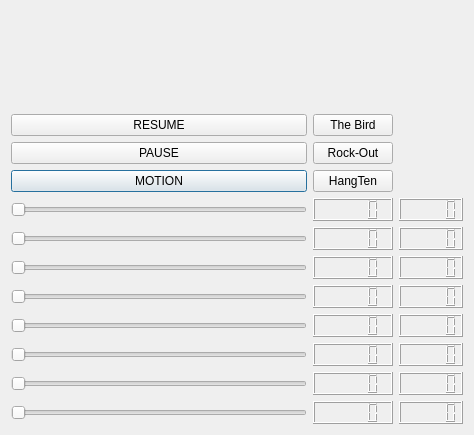
LeeRedden/bracchium, file code/handgui/src/CMakeQt.ui: the form before one commit.
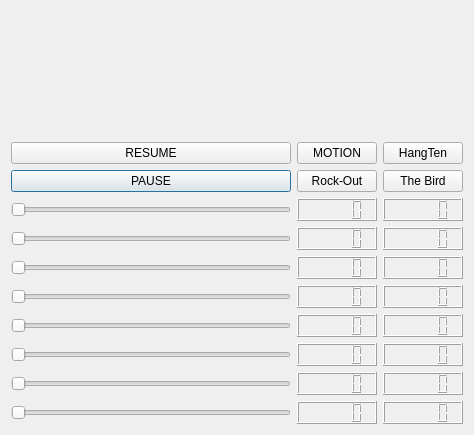
The form after the commit.

Commit message: moved some of the UI buttons around

Diff of the .ui file:
```diff
--- a/code/handgui/src/CMakeQt.ui
+++ b/code/handgui/src/CMakeQt.ui
@@ -14,48 +14,48 @@
    <string>CMakeQt</string>
   </property>
   <layout class="QGridLayout" name="gridLayout">
-   <item row="12" column="1">
+   <item row="13" column="1">
     <widget class="QSlider" name="horizontalSlider2">
      <property name="orientation">
       <enum>Qt::Horizontal</enum>
      </property>
     </widget>
    </item>
-   <item row="11" column="1">
+   <item row="12" column="1">
     <widget class="QSlider" name="horizontalSlider3">
      <property name="orientation">
       <enum>Qt::Horizontal</enum>
      </property>
     </widget>
    </item>
-   <item row="10" column="1">
+   <item row="11" column="1">
     <widget class="QSlider" name="horizontalSlider4">
      <property name="orientation">
       <enum>Qt::Horizontal</enum>
      </property>
     </widget>
    </item>
-   <item row="14" column="2">
+   <item row="15" column="2">
     <widget class="QLCDNumber" name="lcd0_0"/>
    </item>
-   <item row="9" column="1">
+   <item row="10" column="1">
     <widget class="QSlider" name="horizontalSlider5">
      <property name="orientation">
       <enum>Qt::Horizontal</enum>
      </property>
     </widget>
    </item>
-   <item row="13" column="2">
+   <item row="14" column="2">
     <widget class="QLCDNumber" name="lcd1_0"/>
    </item>
-   <item row="7" column="1">
+   <item row="8" column="1">
     <widget class="QSlider" name="horizontalSlider7">
      <property name="orientation">
       <enum>Qt::Horizontal</enum>
      </property>
     </widget>
    </item>
-   <item row="13" column="1">
+   <item row="14" column="1">
     <widget class="QSlider" name="horizontalSlider1">
      <property name="orientation">
       <enum>Qt::Horizontal</enum>
@@ -69,104 +69,104 @@
      </property>
     </widget>
    </item>
-   <item row="14" column="1">
+   <item row="15" column="1">
     <widget class="QSlider" name="horizontalSlider0">
      <property name="orientation">
       <enum>Qt::Horizontal</enum>
      </property>
     </widget>
    </item>
-   <item row="14" column="3">
+   <item row="15" column="3">
     <widget class="QLCDNumber" name="lcd0_1"/>
    </item>
-   <item row="8" column="1">
+   <item row="9" column="1">
     <widget class="QSlider" name="horizontalSlider6">
      <property name="orientation">
       <enum>Qt::Horizontal</enum>
      </property>
     </widget>
    </item>
-   <item row="11" column="3">
+   <item row="12" column="3">
     <widget class="QLCDNumber" name="lcd3_1"/>
    </item>
-   <item row="13" column="3">
+   <item row="14" column="3">
     <widget class="QLCDNumber" name="lcd1_1"/>
    </item>
    <item row="12" column="2">
+    <widget class="QLCDNumber" name="lcd3_0"/>
+   </item>
+   <item row="13" column="2">
     <widget class="QLCDNumber" name="lcd2_0"/>
    </item>
-   <item row="12" column="3">
+   <item row="13" column="3">
     <widget class="QLCDNumber" name="lcd2_1"/>
    </item>
    <item row="11" column="2">
-    <widget class="QLCDNumber" name="lcd3_0"/>
-   </item>
-   <item row="10" column="2">
     <widget class="QLCDNumber" name="lcd4_0"/>
    </item>
-   <item row="10" column="3">
+   <item row="11" column="3">
     <widget class="QLCDNumber" name="lcd4_1"/>
    </item>
-   <item row="9" column="2">
+   <item row="10" column="2">
     <widget class="QLCDNumber" name="lcd5_0"/>
    </item>
-   <item row="9" column="3">
+   <item row="10" column="3">
     <widget class="QLCDNumber" name="lcd5_1"/>
    </item>
-   <item row="8" column="2">
+   <item row="9" column="2">
     <widget class="QLCDNumber" name="lcd6_0"/>
    </item>
-   <item row="8" column="3">
+   <item row="9" column="3">
     <widget class="QLCDNumber" name="lcd6_1"/>
    </item>
-   <item row="7" column="2">
+   <item row="8" column="2">
     <widget class="QLCDNumber" name="lcd7_0"/>
    </item>
-   <item row="7" column="3">
+   <item row="8" column="3">
     <widget class="QLCDNumber" name="lcd7_1"/>
    </item>
-   <item row="6" column="1">
-    <widget class="QPushButton" name="motionButton">
-     <property name="text">
-      <string>MOTION</string>
-     </property>
-    </widget>
-   </item>
-   <item row="3" column="1">
+   <item row="4" column="1">
     <widget class="QPushButton" name="pauseButton">
      <property name="text">
       <string>PAUSE</string>
      </property>
     </widget>
    </item>
-   <item row="2" column="1">
+   <item row="3" column="1">
     <widget class="QPushButton" name="resumeButton">
      <property name="text">
       <string>RESUME</string>
      </property>
     </widget>
    </item>
-   <item row="3" column="2">
+   <item row="4" column="2">
     <widget class="QPushButton" name="rockoutButton">
      <property name="text">
       <string>Rock-Out</string>
      </property>
     </widget>
    </item>
-   <item row="6" column="2">
+   <item row="3" column="3">
     <widget class="QPushButton" name="hangtenButton">
      <property name="text">
       <string>HangTen</string>
      </property>
     </widget>
    </item>
-   <item row="2" column="2">
+   <item row="4" column="3">
     <widget class="QPushButton" name="theBirdButton">
      <property name="text">
       <string>The Bird</string>
      </property>
     </widget>
    </item>
+   <item row="3" column="2">
+    <widget class="QPushButton" name="motionButton">
+     <property name="text">
+      <string>MOTION</string>
+     </property>
+    </widget>
+   </item>
   </layout>
  </widget>
  <resources/>
```
